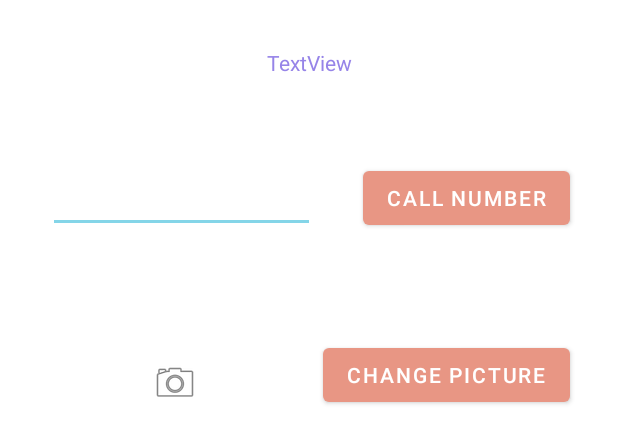
After one commit to tonioluwole/TonisAndroidlabs, an Android app: the layout activity_second.xml on its own in the app's theme, with its tools: preview values and no code run, on a phone screen of 412 x 824 dp. The commit adds this screen. Shown: the top 443 px of the screen. Run offline under Robolectric (Android 15) with nearby library versions, the phone set to English and light mode, and no system bars.

Commit message:
Finished Week 4 Starting Activites

```diff
--- a/app/src/main/AndroidManifest.xml
+++ b/app/src/main/AndroidManifest.xml
@@ -1,6 +1,9 @@
 <?xml version="1.0" encoding="utf-8"?>
 <manifest xmlns:android="http://schemas.android.com/apk/res/android"
     package="algonquin.cst2335.oluw0006">
+
+    <uses-permission android:name="android.permission.CALL_PHONE"/>
+    <uses-feature android:name="android.hardware.camera" android:required="true" />
 
     <application
         android:allowBackup="true"
@@ -9,9 +12,11 @@
         android:roundIcon="@mipmap/ic_launcher_round"
         android:supportsRtl="true"
         android:theme="@style/Theme.TonisAndroidlabs">
+        <activity android:name=".SecondActivity"></activity>
         <activity android:name=".MainActivity">
             <intent-filter>
                 <action android:name="android.intent.action.MAIN" />
+
                 <category android:name="android.intent.category.LAUNCHER" />
             </intent-filter>
         </activity>
--- /dev/null
+++ b/app/src/main/res/layout/activity_second.xml
@@ -0,0 +1,65 @@
+<?xml version="1.0" encoding="utf-8"?>
+<androidx.constraintlayout.widget.ConstraintLayout xmlns:android="http://schemas.android.com/apk/res/android"
+    xmlns:app="http://schemas.android.com/apk/res-auto"
+    xmlns:tools="http://schemas.android.com/tools"
+    android:layout_width="match_parent"
+    android:layout_height="match_parent"
+    app:layoutDescription="@xml/activity_second_scene"
+    tools:context=".SecondActivity">
+
+    <TextView
+        android:id="@+id/textView"
+        android:layout_width="wrap_content"
+        android:layout_height="wrap_content"
+        android:layout_marginTop="32dp"
+        android:text="TextView"
+        app:layout_constraintEnd_toEndOf="parent"
+        app:layout_constraintStart_toStartOf="parent"
+        app:layout_constraintTop_toTopOf="parent" />
+
+    <EditText
+        android:id="@+id/editTextPhone"
+        android:layout_width="178dp"
+        android:layout_height="47dp"
+        android:layout_marginTop="108dp"
+        android:ems="10"
+        android:inputType="phone"
+        app:layout_constraintEnd_toStartOf="@+id/button"
+        app:layout_constraintHorizontal_bias="0.5"
+        app:layout_constraintStart_toStartOf="parent"
+        app:layout_constraintTop_toTopOf="parent" />
+
+    <Button
+        android:id="@+id/button"
+        android:layout_width="wrap_content"
+        android:layout_height="wrap_content"
+        android:text="Call NUMBER"
+        app:layout_constraintBottom_toBottomOf="@+id/editTextPhone"
+        app:layout_constraintEnd_toEndOf="parent"
+        app:layout_constraintHorizontal_bias="0.5"
+        app:layout_constraintStart_toEndOf="@+id/editTextPhone"
+        app:layout_constraintTop_toTopOf="@+id/editTextPhone" />
+
+    <ImageView
+        android:id="@+id/imageView"
+        android:layout_width="wrap_content"
+        android:layout_height="wrap_content"
+        android:layout_marginTop="84dp"
+        app:layout_constraintEnd_toStartOf="@+id/changePicture"
+        app:layout_constraintHorizontal_bias="0.55"
+        app:layout_constraintStart_toStartOf="parent"
+        app:layout_constraintTop_toBottomOf="@+id/editTextPhone"
+        app:srcCompat="@android:drawable/ic_menu_camera" />
+
+    <Button
+        android:id="@+id/changePicture"
+        android:layout_width="wrap_content"
+        android:layout_height="wrap_content"
+        android:layout_marginTop="70dp"
+        android:text="CHANGE PICTURE"
+        app:layout_constraintEnd_toEndOf="@+id/button"
+        app:layout_constraintHorizontal_bias="1.0"
+        app:layout_constraintStart_toEndOf="@+id/imageView"
+        app:layout_constraintStart_toStartOf="@+id/button"
+        app:layout_constraintTop_toBottomOf="@+id/button" />
+</androidx.constraintlayout.widget.ConstraintLayout>
--- /dev/null
+++ b/app/src/main/res/xml/activity_second_scene.xml
@@ -0,0 +1,19 @@
+<?xml version="1.0" encoding="utf-8"?>
+<MotionScene
+    xmlns:android="http://schemas.android.com/apk/res/android"
+    xmlns:motion="http://schemas.android.com/apk/res-auto">
+
+    <Transition
+        motion:constraintSetEnd="@+id/end"
+        motion:constraintSetStart="@id/start"
+        motion:duration="1000">
+       <KeyFrameSet>
+       </KeyFrameSet>
+    </Transition>
+
+    <ConstraintSet>
+    </ConstraintSet>
+
+    <ConstraintSet android:id="@+id/end">
+    </ConstraintSet>
+</MotionScene>
```
Also changed, not shown: app/src/main/java/algonquin/cst2335/oluw0006/MainActivity.java (+46 -24 lines), app/src/main/java/algonquin/cst2335/oluw0006/SecondActivity.java (added, +70 -0 lines), app/src/main/res/layout/activity_main.xml (+20 -28 lines).
